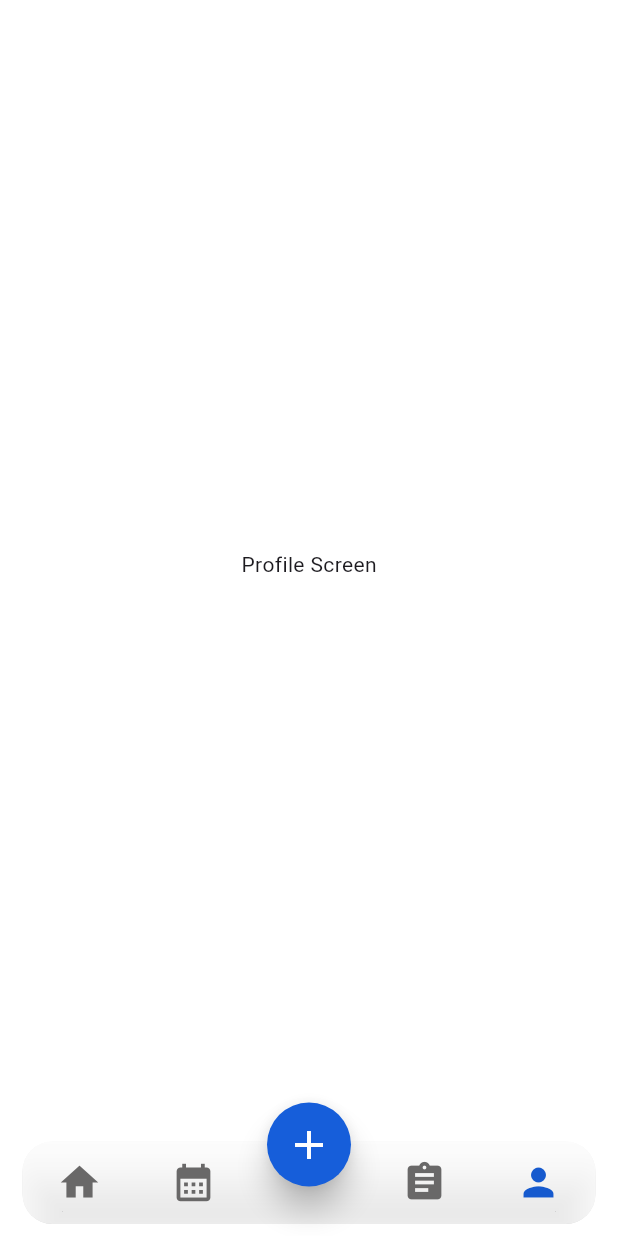
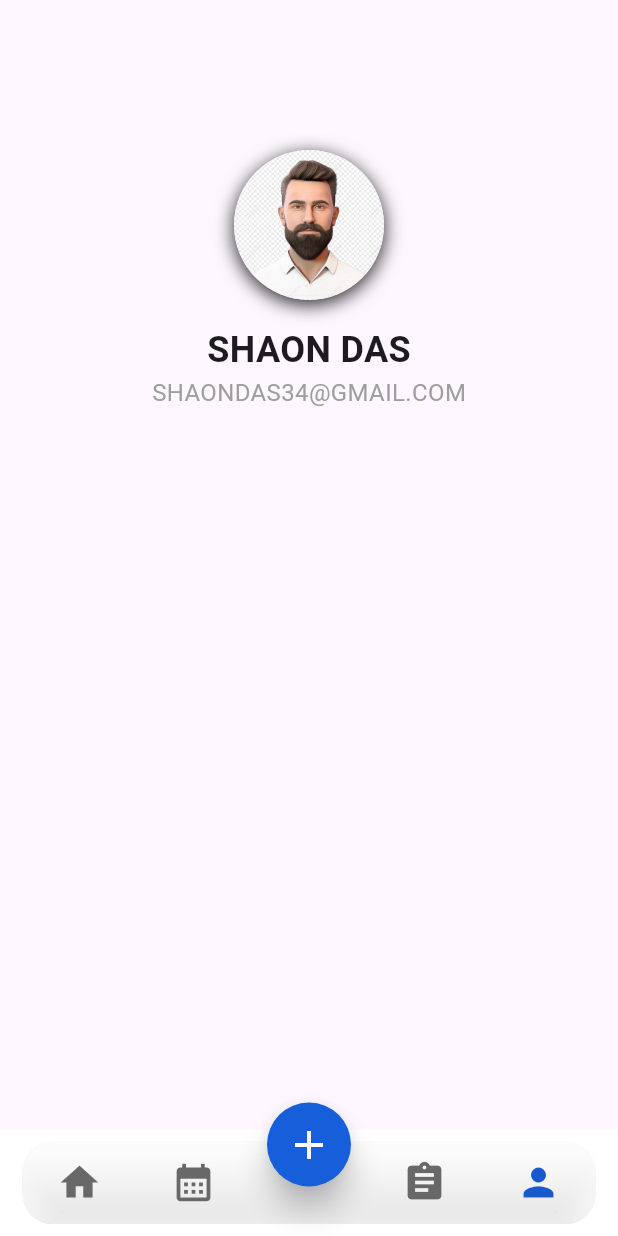
Before and after one commit to dev-shaon/TO-DO, a Flutter app: the BotomHome screen opened directly, item 4 of the bottom bar chosen, on a phone screen of 412 x 824 dp. Run offline on Flutter 3.47's test engine with Material 3 defaults, Android fonts, the phone set to English and light mode, and no system bars; our stand-ins replace font_awesome_flutter, sqflite; accounts and stored records are empty.

Commit message:
PRofile screen

```diff
--- a/lib/Screens/Database/db_helper.dart
+++ b/lib/Database/db_helper.dart
@@ -1,6 +1,6 @@
 import 'package:sqflite/sqflite.dart';
 import 'package:path/path.dart';
-import 'package:to_do/Screens/model.dart';
+import 'package:to_do/Model/model.dart';
 
 class DBHelper {
   // Singleton Pattern------------------------------------
--- a/lib/Screens/Add_task.dart
+++ b/lib/Screens/Add_task.dart
@@ -1,6 +1,6 @@
 import 'package:flutter/material.dart';
-import 'package:to_do/Screens/db_helper.dart';
-import 'package:to_do/Screens/model.dart';
+import 'package:to_do/Database/db_helper.dart';
+import 'package:to_do/Model/model.dart';
 
 class AddTask extends StatefulWidget {
   const AddTask({super.key,});
--- a/lib/Screens/All_task.dart
+++ b/lib/Screens/All_task.dart
@@ -1,6 +1,6 @@
 import 'package:flutter/material.dart';
-import 'package:to_do/Screens/db_helper.dart';
-import 'package:to_do/Screens/model.dart';
+import 'package:to_do/Database/db_helper.dart';
+import 'package:to_do/Model/model.dart';
 
 class AllTask extends StatefulWidget {
   const AllTask({super.key});
--- a/lib/Screens/Botom_Home.dart
+++ b/lib/Screens/Botom_Home.dart
@@ -1,6 +1,7 @@
 import 'package:flutter/material.dart';
 import 'package:to_do/Screens/Add_task.dart';
 import 'package:to_do/Screens/All_task.dart';
+import 'package:to_do/Screens/Profile_Screen.dart';
 import 'package:to_do/Screens/home_screen.dart';
 
 class BotomHome extends StatefulWidget {
@@ -19,7 +20,7 @@ class _BotomHomeState extends State<BotomHome> {
 
     const Center(child: Text("Assignments Screen")),
     AllTask(),
-    const Center(child: Text("Profile Screen")),
+    ProfileScreen(),
 
   ];
 
--- /dev/null
+++ b/lib/Screens/Profile_Screen.dart
@@ -0,0 +1,48 @@
+import 'package:flutter/material.dart';
+
+class ProfileScreen extends StatefulWidget {
+  const ProfileScreen({super.key});
+
+  @override
+  State<ProfileScreen> createState() => _ProfileScreenState();
+}
+
+class _ProfileScreenState extends State<ProfileScreen> {
+  @override
+  Widget build(BuildContext context) {
+    return Scaffold(
+      body: Column(
+        children: [
+          SizedBox(height: 100),
+          Center(
+            child: Container(
+              decoration: BoxDecoration(
+                shape: BoxShape.circle,
+                boxShadow: [
+                  BoxShadow(
+                    color: Colors.black87,
+                    blurRadius: 10,
+                    offset: Offset(0, 3),
+                  ),
+                ],
+              ),
+              child: CircleAvatar(
+                radius: 50,
+                backgroundImage: AssetImage("assets/images/profile.png"),
+              ),
+            ),
+          ),
+          SizedBox(height: 16),
+          Text(
+            "SHAON DAS",
+            style: TextStyle(fontWeight: FontWeight.bold, fontSize: 24),
+          ),
+          Text(
+            "SHAONDAS34@GMAIL.COM",
+            style: TextStyle(color: Colors.grey, fontSize: 16),
+          ),
+        ],
+      ),
+    );
+  }
+}
--- a/lib/main.dart
+++ b/lib/main.dart
@@ -4,11 +4,11 @@ import 'package:to_do/Screens/fristScreen.dart';
 void main() async {
   WidgetsFlutterBinding.ensureInitialized();
 
-  runApp(MyApp());
+  runApp(ToDo());
 }
 
-class MyApp extends StatelessWidget {
-  const MyApp({super.key});
+class ToDo extends StatelessWidget {
+  const ToDo({super.key});
 
   @override
   Widget build(BuildContext context) {
```
Also changed, not shown: assets/images/profile.png (added), lib/Model/model.dart (renamed from lib/Screens/Model/model.dart).
